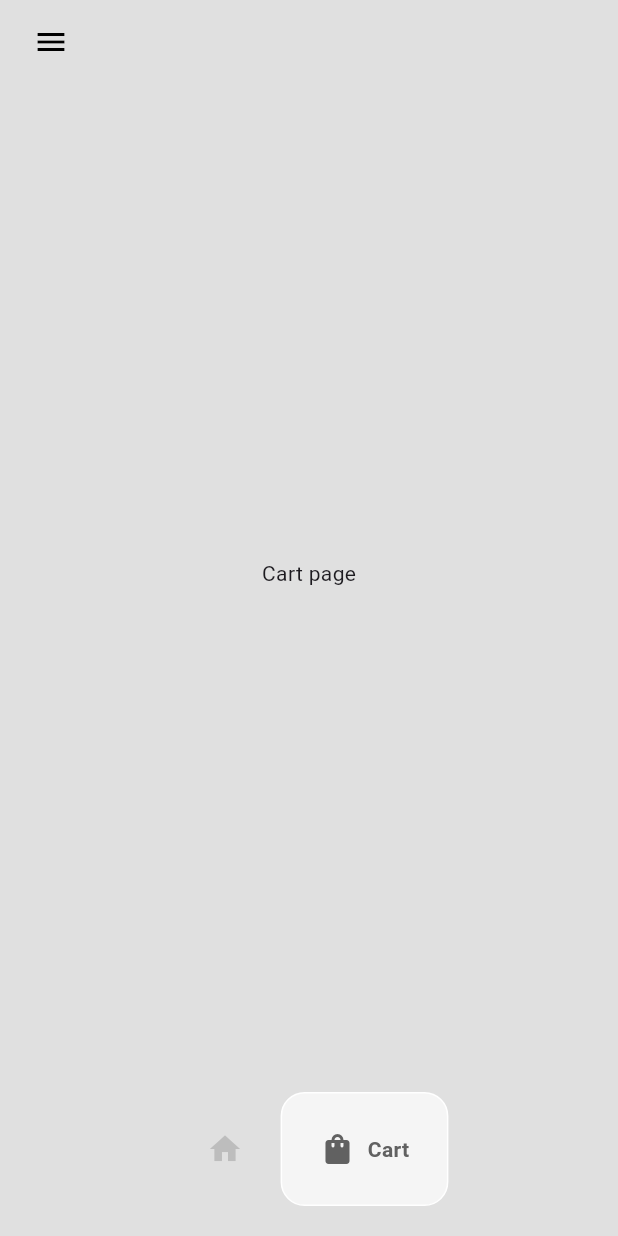
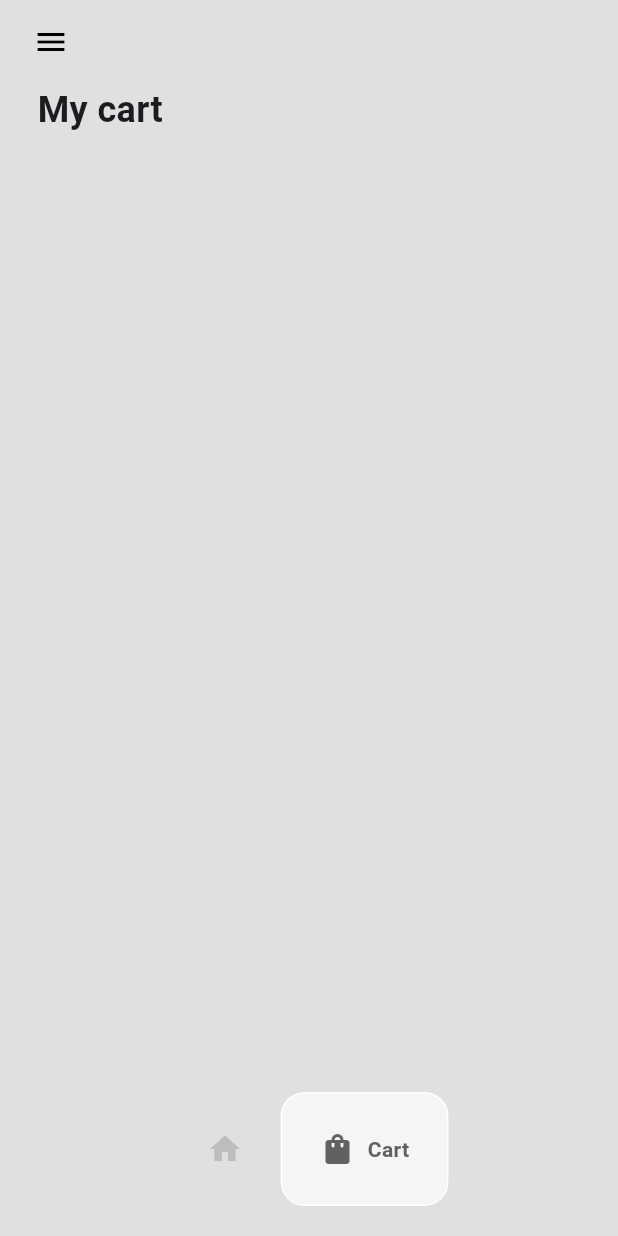
Before and after one commit to gracebir/fl_shopping_cart, a Flutter app: the HomePage screen opened directly, item 2 of the bottom bar chosen, on a phone screen of 412 x 824 dp. Run offline on Flutter 3.47's test engine with Material 3 defaults, Android fonts, the light colour scheme and no system bars; drawn by our look-alikes of google_nav_bar.

Commit message:
cart page

```diff
--- a/lib/pages/cart_page.dart
+++ b/lib/pages/cart_page.dart
@@ -1,12 +1,41 @@
+import 'package:fl_shopping_cart/components/cart_item.dart';
+import 'package:fl_shopping_cart/models/cart.dart';
+import 'package:fl_shopping_cart/models/shoe_model.dart';
 import 'package:flutter/material.dart';
+import 'package:provider/provider.dart';
 
 class CartPage extends StatelessWidget {
   const CartPage({super.key});
 
   @override
   Widget build(BuildContext context) {
-    return const Center(
-      child: Text("Cart page"),
-    );
+    return Consumer<Cart>(
+        builder: (context, value, child) => Padding(
+              padding: const EdgeInsets.symmetric(horizontal: 25),
+              child: Column(
+                  crossAxisAlignment: CrossAxisAlignment.start,
+                  children: [
+                    const Text(
+                      "My cart",
+                      style:
+                          TextStyle(fontWeight: FontWeight.bold, fontSize: 24),
+                    ),
+                    const SizedBox(
+                      height: 10,
+                    ),
+                    Expanded(
+                        child: ListView.builder(
+                            itemCount: value.getUserCart().length,
+                            itemBuilder: (context, index) {
+                              // get invidual shoes
+                              Shoe invidualShoe = value.getUserCart()[index];
+
+                              return CartItem(
+                                shoe: invidualShoe,
+                              );
+                              // return the cart item
+                            }))
+                  ]),
+            ));
   }
 }
```
Also changed, not shown: lib/pages/shop_page.dart (+33 -14 lines).
